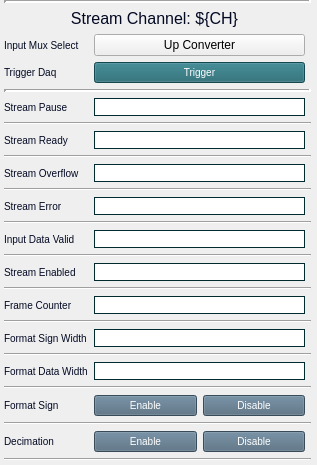
Before: the Qt Designer form individuals/up_converter_ch_stream.ui in cristinasewell/ATCA_PyDM_Screens, drawn with Qt 5.
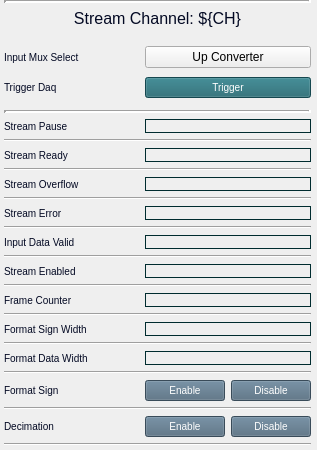
After: the same form once the commit is applied. Custom widgets are drawn as their Qt base class.

Commit message: FIX - changed from editLines to Labels

Diff of the .ui file:
```diff
--- a/individuals/up_converter_ch_stream.ui
+++ b/individuals/up_converter_ch_stream.ui
@@ -158,41 +158,6 @@
        </item>
       </layout>
      </item>
-     <item row="17" column="0" colspan="3">
-      <widget class="Line" name="line_5">
-       <property name="orientation">
-        <enum>Qt::Horizontal</enum>
-       </property>
-      </widget>
-     </item>
-     <item row="12" column="1">
-      <widget class="PyDMLineEdit" name="PyDMLineEdit_5">
-       <property name="enabled">
-        <bool>true</bool>
-       </property>
-       <property name="sizePolicy">
-        <sizepolicy hsizetype="Expanding" vsizetype="Expanding">
-         <horstretch>0</horstretch>
-         <verstretch>0</verstretch>
-        </sizepolicy>
-       </property>
-       <property name="toolTip">
-        <string/>
-       </property>
-       <property name="styleSheet">
-        <string notr="true">QLineEdit{ border-width: 1px; border-style: solid; border-color: #002C2F; }</string>
-       </property>
-       <property name="readOnly">
-        <bool>true</bool>
-       </property>
-       <property name="channel" stdset="0">
-        <string>ca://${DEVICE}:DAQMUX1_STRMOVF${CH}</string>
-       </property>
-       <property name="displayFormat" stdset="0">
-        <enum>PyDMLineEdit::String</enum>
-       </property>
-      </widget>
-     </item>
      <item row="10" column="0">
       <widget class="QLabel" name="label_4">
        <property name="styleSheet">
@@ -251,62 +216,6 @@
        </property>
       </widget>
      </item>
-     <item row="25" column="0" colspan="3">
-      <widget class="Line" name="line_9">
-       <property name="orientation">
-        <enum>Qt::Horizontal</enum>
-       </property>
-      </widget>
-     </item>
-     <item row="15" column="0" colspan="3">
-      <widget class="Line" name="line_4">
-       <property name="orientation">
-        <enum>Qt::Horizontal</enum>
-       </property>
-      </widget>
-     </item>
-     <item row="9" column="0" colspan="3">
-      <widget class="Line" name="line">
-       <property name="orientation">
-        <enum>Qt::Horizontal</enum>
-       </property>
-      </widget>
-     </item>
-     <item row="19" column="0" colspan="3">
-      <widget class="Line" name="line_6">
-       <property name="orientation">
-        <enum>Qt::Horizontal</enum>
-       </property>
-      </widget>
-     </item>
-     <item row="10" column="1">
-      <widget class="PyDMLineEdit" name="PyDMLineEdit_4">
-       <property name="enabled">
-        <bool>true</bool>
-       </property>
-       <property name="sizePolicy">
-        <sizepolicy hsizetype="Expanding" vsizetype="Expanding">
-         <horstretch>0</horstretch>
-         <verstretch>0</verstretch>
-        </sizepolicy>
-       </property>
-       <property name="toolTip">
-        <string/>
-       </property>
-       <property name="styleSheet">
-        <string notr="true">QLineEdit{ border-width: 1px; border-style: solid; border-color: #002C2F; }</string>
-       </property>
-       <property name="readOnly">
-        <bool>true</bool>
-       </property>
-       <property name="channel" stdset="0">
-        <string>ca://${DEVICE}:DAQMUX1_STRMRDY${CH}</string>
-       </property>
-       <property name="displayFormat" stdset="0">
-        <enum>PyDMLineEdit::String</enum>
-       </property>
-      </widget>
-     </item>
      <item row="26" column="0">
       <widget class="QLabel" name="label_11">
        <property name="styleSheet">
@@ -349,48 +258,6 @@
        </property>
       </widget>
      </item>
-     <item row="21" column="0" colspan="3">
-      <widget class="Line" name="line_7">
-       <property name="orientation">
-        <enum>Qt::Horizontal</enum>
-       </property>
-      </widget>
-     </item>
-     <item row="0" column="0" colspan="3">
-      <widget class="Line" name="line_13">
-       <property name="sizePolicy">
-        <sizepolicy hsizetype="Preferred" vsizetype="Minimum">
-         <horstretch>0</horstretch>
-         <verstretch>0</verstretch>
-        </sizepolicy>
-       </property>
-       <property name="lineWidth">
-        <number>3</number>
-       </property>
-       <property name="orientation">
-        <enum>Qt::Horizontal</enum>
-       </property>
-      </widget>
-     </item>
-     <item row="24" column="1">
-      <widget class="PyDMLineEdit" name="PyDMLineEdit">
-       <property name="sizePolicy">
-        <sizepolicy hsizetype="Expanding" vsizetype="Expanding">
-         <horstretch>0</horstretch>
-         <verstretch>0</verstretch>
-        </sizepolicy>
-       </property>
-       <property name="toolTip">
-        <string/>
-       </property>
-       <property name="styleSheet">
-        <string notr="true">QLineEdit{ border-width: 1px; border-style: solid; border-color: #002C2F; }</string>
-       </property>
-       <property name="channel" stdset="0">
-        <string>ca://${DEVICE}:DAQMUX1_FORMATDATAWIDTH${CH}</string>
-       </property>
-      </widget>
-     </item>
      <item row="20" column="0">
       <widget class="QLabel" name="label_8">
        <property name="styleSheet">
@@ -405,31 +272,6 @@
        </property>
       </widget>
      </item>
-     <item row="20" column="1">
-      <widget class="PyDMLineEdit" name="PyDMLineEdit_9">
-       <property name="enabled">
-        <bool>true</bool>
-       </property>
-       <property name="sizePolicy">
-        <sizepolicy hsizetype="Expanding" vsizetype="Expanding">
-         <horstretch>0</horstretch>
-         <verstretch>0</verstretch>
-        </sizepolicy>
-       </property>
-       <property name="toolTip">
-        <string/>
-       </property>
-       <property name="styleSheet">
-        <string notr="true">QLineEdit{ border-width: 1px; border-style: solid; border-color: #002C2F; }</string>
-       </property>
-       <property name="readOnly">
-        <bool>true</bool>
-       </property>
-       <property name="channel" stdset="0">
-        <string>ca://${DEVICE}:DAQMUX1_FRAMECNT${CH}</string>
-       </property>
-      </widget>
-     </item>
      <item row="16" column="0">
       <widget class="QLabel" name="label_6">
        <property name="styleSheet">
@@ -444,22 +286,6 @@
        </property>
       </widget>
      </item>
-     <item row="7" column="0" colspan="3">
-      <widget class="Line" name="line_12">
-       <property name="styleSheet">
-        <string notr="true"/>
-       </property>
-       <property name="frameShadow">
-        <enum>QFrame::Sunken</enum>
-       </property>
-       <property name="lineWidth">
-        <number>3</number>
-       </property>
-       <property name="orientation">
-        <enum>Qt::Horizontal</enum>
-       </property>
-      </widget>
-     </item>
      <item row="8" column="0">
       <widget class="QLabel" name="label_3">
        <property name="styleSheet">
@@ -474,13 +300,6 @@
        </property>
       </widget>
      </item>
-     <item row="23" column="0" colspan="3">
-      <widget class="Line" name="line_8">
-       <property name="orientation">
-        <enum>Qt::Horizontal</enum>
-       </property>
-      </widget>
-     </item>
      <item row="3" column="1">
       <widget class="PyDMRelatedDisplayButton" name="PyDMRelatedDisplayButton_2">
        <property name="sizePolicy">
@@ -524,34 +343,6 @@
        </property>
       </widget>
      </item>
-     <item row="18" column="1">
-      <widget class="PyDMLineEdit" name="PyDMLineEdit_8">
-       <property name="enabled">
-        <bool>true</bool>
-       </property>
-       <property name="sizePolicy">
-        <sizepolicy hsizetype="Expanding" vsizetype="Expanding">
-         <horstretch>0</horstretch>
-         <verstretch>0</verstretch>
-        </sizepolicy>
-       </property>
-       <property name="toolTip">
-        <string/>
-       </property>
-       <property name="styleSheet">
-        <string notr="true">QLineEdit{ border-width: 1px; border-style: solid; border-color: #002C2F; }</string>
-       </property>
-       <property name="readOnly">
-        <bool>true</bool>
-       </property>
-       <property name="channel" stdset="0">
-        <string>ca://${DEVICE}:DAQMUX1_STRMENABLED${CH}</string>
-       </property>
-       <property name="displayFormat" stdset="0">
-        <enum>PyDMLineEdit::String</enum>
-       </property>
-      </widget>
-     </item>
      <item row="26" column="1">
       <layout class="QHBoxLayout" name="horizontalLayout">
        <item>
@@ -702,92 +493,6 @@
        </property>
       </widget>
      </item>
-     <item row="16" column="1">
-      <widget class="PyDMLineEdit" name="PyDMLineEdit_7">
-       <property name="enabled">
-        <bool>true</bool>
-       </property>
-       <property name="sizePolicy">
-        <sizepolicy hsizetype="Expanding" vsizetype="Expanding">
-         <horstretch>0</horstretch>
-         <verstretch>0</verstretch>
-        </sizepolicy>
-       </property>
-       <property name="toolTip">
-        <string/>
-       </property>
-       <property name="styleSheet">
-        <string notr="true">QLineEdit{ border-width: 1px; border-style: solid; border-color: #002C2F; }</string>
-       </property>
-       <property name="readOnly">
-        <bool>true</bool>
-       </property>
-       <property name="channel" stdset="0">
-        <string>ca://${DEVICE}:DAQMUX1_INPDATAVALID${CH}</string>
-       </property>
-       <property name="displayFormat" stdset="0">
-        <enum>PyDMLineEdit::String</enum>
-       </property>
-      </widget>
-     </item>
-     <item row="11" column="0" colspan="3">
-      <widget class="Line" name="line_2">
-       <property name="orientation">
-        <enum>Qt::Horizontal</enum>
-       </property>
-      </widget>
-     </item>
-     <item row="22" column="1">
-      <widget class="PyDMLineEdit" name="PyDMLineEdit_2">
-       <property name="sizePolicy">
-        <sizepolicy hsizetype="Expanding" vsizetype="Expanding">
-         <horstretch>0</horstretch>
-         <verstretch>0</verstretch>
-        </sizepolicy>
-       </property>
-       <property name="toolTip">
-        <string/>
-       </property>
-       <property name="styleSheet">
-        <string notr="true">QLineEdit{ border-width: 1px; border-style: solid; border-color: #002C2F; }</string>
-       </property>
-       <property name="channel" stdset="0">
-        <string>ca://${DEVICE}:DAQMUX1_FORMATSIGNWIDTH${CH}</string>
-       </property>
-      </widget>
-     </item>
-     <item row="13" column="0" colspan="3">
-      <widget class="Line" name="line_3">
-       <property name="orientation">
-        <enum>Qt::Horizontal</enum>
-       </property>
-      </widget>
-     </item>
-     <item row="8" column="1">
-      <widget class="PyDMLineEdit" name="PyDMLineEdit_3">
-       <property name="enabled">
-        <bool>true</bool>
-       </property>
-       <property name="sizePolicy">
-        <sizepolicy hsizetype="Expanding" vsizetype="Expanding">
-         <horstretch>0</horstretch>
-         <verstretch>0</verstretch>
-        </sizepolicy>
-       </property>
-       <property name="toolTip">
-        <string/>
-       </property>
-       <property name="styleSheet">
-        <string notr="true">QLineEdit{ border-width: 1px; border-style: solid; border-color: #002C2F; }</string>
-       </property>
-       <property name="channel" stdset="0">
-        <string>ca://${DEVICE}:DAQMUX1_STRMPAUSE${CH}</string>
-       </property>
-       <property name="displayFormat" stdset="0">
-        <enum>PyDMLineEdit::String</enum>
-       </property>
-      </widget>
-     </item>
      <item row="24" column="0">
       <widget class="QLabel" name="label_10">
        <property name="styleSheet">
@@ -802,13 +507,6 @@
        </property>
       </widget>
      </item>
-     <item row="31" column="0" colspan="3">
-      <widget class="Line" name="line_11">
-       <property name="orientation">
-        <enum>Qt::Horizontal</enum>
-       </property>
-      </widget>
-     </item>
      <item row="18" column="0">
       <widget class="QLabel" name="label_7">
        <property name="styleSheet">
@@ -837,41 +535,6 @@
        </property>
       </widget>
      </item>
-     <item row="14" column="1">
-      <widget class="PyDMLineEdit" name="PyDMLineEdit_6">
-       <property name="enabled">
-        <bool>true</bool>
-       </property>
-       <property name="sizePolicy">
-        <sizepolicy hsizetype="Expanding" vsizetype="Expanding">
-         <horstretch>0</horstretch>
-         <verstretch>0</verstretch>
-        </sizepolicy>
-       </property>
-       <property name="toolTip">
-        <string/>
-       </property>
-       <property name="styleSheet">
-        <string notr="true">QLineEdit{ border-width: 1px; border-style: solid; border-color: #002C2F; }</string>
-       </property>
-       <property name="readOnly">
-        <bool>true</bool>
-       </property>
-       <property name="channel" stdset="0">
-        <string>ca://${DEVICE}:DAQMUX1_STRMERR${CH}</string>
-       </property>
-       <property name="displayFormat" stdset="0">
-        <enum>PyDMLineEdit::String</enum>
-       </property>
-      </widget>
-     </item>
-     <item row="28" column="0" colspan="3">
-      <widget class="Line" name="line_10">
-       <property name="orientation">
-        <enum>Qt::Horizontal</enum>
-       </property>
-      </widget>
-     </item>
      <item row="2" column="0">
       <spacer name="verticalSpacer_3">
        <property name="orientation">
@@ -888,15 +551,331 @@
        </property>
       </spacer>
      </item>
+     <item row="8" column="1">
+      <widget class="PyDMLabel" name="PyDMLabel">
+       <property name="toolTip">
+        <string/>
+       </property>
+       <property name="styleSheet">
+        <string notr="true">QLabel{
+  color:#030923;
+  font-size: 10px;
+  font-style: bold;
+  border-width: 1px; 
+  border-style: solid; 
+  border-color: #002C2F;
+}</string>
+       </property>
+       <property name="text">
+        <string/>
+       </property>
+       <property name="channel" stdset="0">
+        <string>ca://${DEVICE}:DAQMUX1_STRMPAUSE${CH}</string>
+       </property>
+      </widget>
+     </item>
+     <item row="10" column="1">
+      <widget class="PyDMLabel" name="PyDMLabel_2">
+       <property name="toolTip">
+        <string/>
+       </property>
+       <property name="styleSheet">
+        <string notr="true">QLabel{
+  color:#030923;
+  font-size: 10px;
+  font-style: bold;
+  border-width: 1px; 
+  border-style: solid; 
+  border-color: #002C2F;
+}</string>
+       </property>
+       <property name="text">
+        <string/>
+       </property>
+       <property name="channel" stdset="0">
+        <string>ca://${DEVICE}:DAQMUX1_STRMRDY${CH}</string>
+       </property>
+      </widget>
+     </item>
+     <item row="12" column="1">
+      <widget class="PyDMLabel" name="PyDMLabel_3">
+       <property name="toolTip">
+        <string/>
+       </property>
+       <property name="styleSheet">
+        <string notr="true">QLabel{
+  color:#030923;
+  font-size: 10px;
+  font-style: bold;
+  border-width: 1px; 
+  border-style: solid; 
+  border-color: #002C2F;
+}</string>
+       </property>
+       <property name="text">
+        <string/>
+       </property>
+       <property name="channel" stdset="0">
+        <string>ca://${DEVICE}:DAQMUX1_STRMOVF${CH}</string>
+       </property>
+      </widget>
+     </item>
+     <item row="14" column="1">
+      <widget class="PyDMLabel" name="PyDMLabel_4">
+       <property name="toolTip">
+        <string/>
+       </property>
+       <property name="styleSheet">
+        <string notr="true">QLabel{
+  color:#030923;
+  font-size: 10px;
+  font-style: bold;
+  border-width: 1px; 
+  border-style: solid; 
+  border-color: #002C2F;
+}</string>
+       </property>
+       <property name="text">
+        <string/>
+       </property>
+       <property name="channel" stdset="0">
+        <string>ca://${DEVICE}:DAQMUX1_STRMERR${CH}</string>
+       </property>
+      </widget>
+     </item>
+     <item row="16" column="1">
+      <widget class="PyDMLabel" name="PyDMLabel_5">
+       <property name="toolTip">
+        <string/>
+       </property>
+       <property name="styleSheet">
+        <string notr="true">QLabel{
+  color:#030923;
+  font-size: 10px;
+  font-style: bold;
+  border-width: 1px; 
+  border-style: solid; 
+  border-color: #002C2F;
+}</string>
+       </property>
+       <property name="text">
+        <string/>
+       </property>
+       <property name="channel" stdset="0">
+        <string>ca://${DEVICE}:DAQMUX1_INPDATAVALID${CH}</string>
+       </property>
+      </widget>
+     </item>
+     <item row="18" column="1">
+      <widget class="PyDMLabel" name="PyDMLabel_6">
+       <property name="toolTip">
+        <string/>
+       </property>
+       <property name="styleSheet">
+        <string notr="true">QLabel{
+  color:#030923;
+  font-size: 10px;
+  font-style: bold;
+  border-width: 1px; 
+  border-style: solid; 
+  border-color: #002C2F;
+}</string>
+       </property>
+       <property name="text">
+        <string/>
+       </property>
+       <property name="channel" stdset="0">
+        <string>ca://${DEVICE}:DAQMUX1_STRMENABLED${CH}</string>
+       </property>
+      </widget>
+     </item>
+     <item row="20" column="1">
+      <widget class="PyDMLabel" name="PyDMLabel_7">
+       <property name="toolTip">
+        <string/>
+       </property>
+       <property name="styleSheet">
+        <string notr="true">QLabel{
+  color:#030923;
+  font-size: 10px;
+  font-style: bold;
+  border-width: 1px; 
+  border-style: solid; 
+  border-color: #002C2F;
+}</string>
+       </property>
+       <property name="text">
+        <string/>
+       </property>
+       <property name="channel" stdset="0">
+        <string>ca://${DEVICE}:DAQMUX1_FRAMECNT${CH}</string>
+       </property>
+      </widget>
+     </item>
+     <item row="22" column="1">
+      <widget class="PyDMLabel" name="PyDMLabel_8">
+       <property name="toolTip">
+        <string/>
+       </property>
+       <property name="styleSheet">
+        <string notr="true">QLabel{
+  color:#030923;
+  font-size: 10px;
+  font-style: bold;
+  border-width: 1px; 
+  border-style: solid; 
+  border-color: #002C2F;
+}</string>
+       </property>
+       <property name="text">
+        <string/>
+       </property>
+       <property name="channel" stdset="0">
+        <string>ca://${DEVICE}:DAQMUX1_FORMATSIGNWIDTH${CH}</string>
+       </property>
+      </widget>
+     </item>
+     <item row="24" column="1">
+      <widget class="PyDMLabel" name="PyDMLabel_9">
+       <property name="toolTip">
+        <string/>
+       </property>
+       <property name="styleSheet">
+        <string notr="true">QLabel{
+  color:#030923;
+  font-size: 10px;
+  font-style: bold;
+  border-width: 1px; 
+  border-style: solid; 
+  border-color: #002C2F;
+}</string>
+       </property>
+       <property name="text">
+        <string/>
+       </property>
+       <property name="channel" stdset="0">
+        <string>ca://${DEVICE}:DAQMUX1_FORMATDATAWIDTH${CH}</string>
+       </property>
+      </widget>
+     </item>
+     <item row="9" column="0" colspan="2">
+      <widget class="Line" name="line">
+       <property name="orientation">
+        <enum>Qt::Horizontal</enum>
+       </property>
+      </widget>
+     </item>
+     <item row="28" column="0" colspan="2">
+      <widget class="Line" name="line_10">
+       <property name="orientation">
+        <enum>Qt::Horizontal</enum>
+       </property>
+      </widget>
+     </item>
+     <item row="31" column="0" colspan="2">
+      <widget class="Line" name="line_11">
+       <property name="orientation">
+        <enum>Qt::Horizontal</enum>
+       </property>
+      </widget>
+     </item>
+     <item row="7" column="0" colspan="2">
+      <widget class="Line" name="line_12">
+       <property name="styleSheet">
+        <string notr="true"/>
+       </property>
+       <property name="frameShadow">
+        <enum>QFrame::Sunken</enum>
+       </property>
+       <property name="lineWidth">
+        <number>3</number>
+       </property>
+       <property name="orientation">
+        <enum>Qt::Horizontal</enum>
+       </property>
+      </widget>
+     </item>
+     <item row="0" column="0" colspan="2">
+      <widget class="Line" name="line_13">
+       <property name="sizePolicy">
+        <sizepolicy hsizetype="Preferred" vsizetype="Minimum">
+         <horstretch>0</horstretch>
+         <verstretch>0</verstretch>
+        </sizepolicy>
+       </property>
+       <property name="lineWidth">
+        <number>3</number>
+       </property>
+       <property name="orientation">
+        <enum>Qt::Horizontal</enum>
+       </property>
+      </widget>
+     </item>
+     <item row="11" column="0" colspan="2">
+      <widget class="Line" name="line_2">
+       <property name="orientation">
+        <enum>Qt::Horizontal</enum>
+       </property>
+      </widget>
+     </item>
+     <item row="13" column="0" colspan="2">
+      <widget class="Line" name="line_3">
+       <property name="orientation">
+        <enum>Qt::Horizontal</enum>
+       </property>
+      </widget>
+     </item>
+     <item row="15" column="0" colspan="2">
+      <widget class="Line" name="line_4">
+       <property name="orientation">
+        <enum>Qt::Horizontal</enum>
+       </property>
+      </widget>
+     </item>
+     <item row="17" column="0" colspan="2">
+      <widget class="Line" name="line_5">
+       <property name="orientation">
+        <enum>Qt::Horizontal</enum>
+       </property>
+      </widget>
+     </item>
+     <item row="19" column="0" colspan="2">
+      <widget class="Line" name="line_6">
+       <property name="orientation">
+        <enum>Qt::Horizontal</enum>
+       </property>
+      </widget>
+     </item>
+     <item row="21" column="0" colspan="2">
+      <widget class="Line" name="line_7">
+       <property name="orientation">
+        <enum>Qt::Horizontal</enum>
+       </property>
+      </widget>
+     </item>
+     <item row="23" column="0" colspan="2">
+      <widget class="Line" name="line_8">
+       <property name="orientation">
+        <enum>Qt::Horizontal</enum>
+       </property>
+      </widget>
+     </item>
+     <item row="25" column="0" colspan="2">
+      <widget class="Line" name="line_9">
+       <property name="orientation">
+        <enum>Qt::Horizontal</enum>
+       </property>
+      </widget>
+     </item>
     </layout>
    </item>
   </layout>
  </widget>
  <customwidgets>
   <customwidget>
-   <class>PyDMLineEdit</class>
-   <extends>QLineEdit</extends>
-   <header>pydm.widgets.line_edit</header>
+   <class>PyDMLabel</class>
+   <extends>QLabel</extends>
+   <header>pydm.widgets.label</header>
   </customwidget>
   <customwidget>
    <class>PyDMPushButton</class>
```
Left out of the diff: 2 changed lines with no effect on the pictures. The commit also changes 1 other file.
